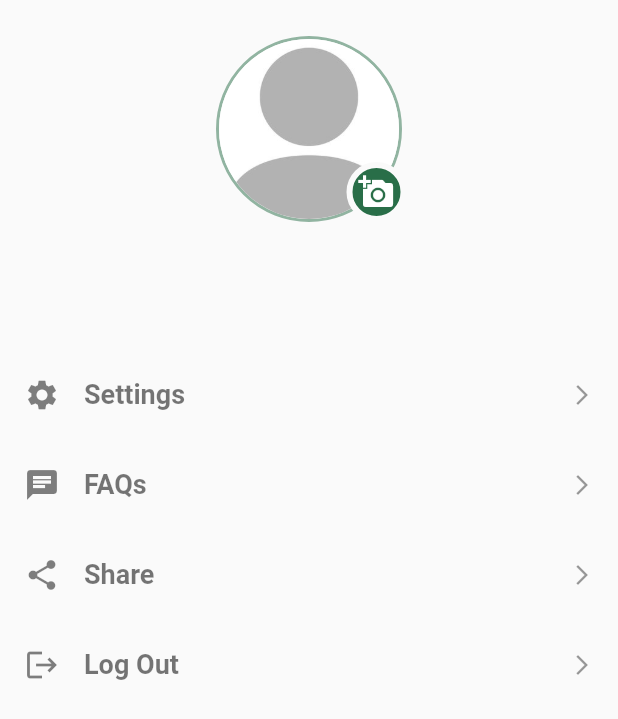
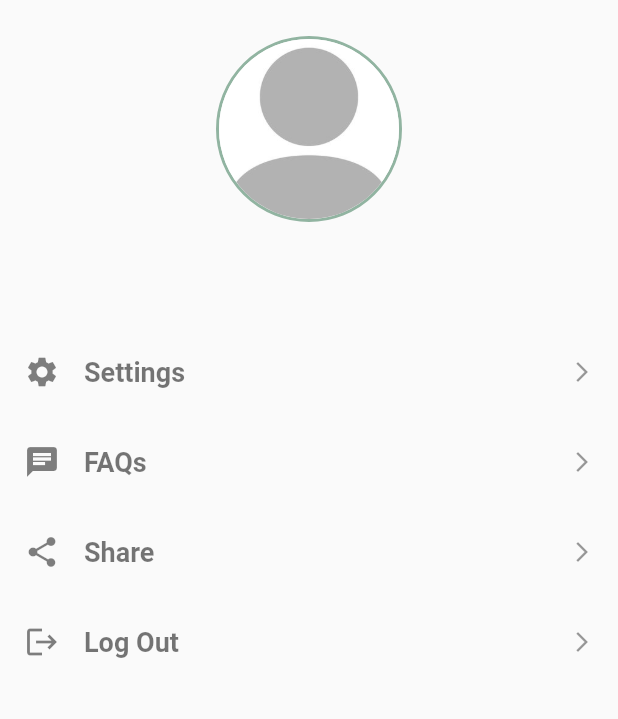
Before and after one commit to KoozCooz/HerbaLens, a Flutter app: the ProfilePage screen opened directly, on a phone screen of 412 x 824 dp. Shown: the top 719 px of the screen. Run offline on Flutter 3.47's test engine with Material 2 defaults, Android fonts, the phone set to English and light mode, and no system bars; our stand-ins replace animated_bottom_navigation_bar, firebase_auth, firebase_core, firebase_messaging, flutter_local_notifications, fluttertoast and 3 more; accounts and stored records are empty.

Commit message:
Edited profile part

```diff
--- a/herbalens/lib/ui/screens/Profile/profile_part.dart
+++ b/herbalens/lib/ui/screens/Profile/profile_part.dart
@@ -48,17 +48,13 @@ class _ProfilePageState extends State<ProfilePage> {
 
   @override
   Widget build(BuildContext context) {
-    Size size = MediaQuery.of(context).size;
     return WillPopScope(
       onWillPop: () async{
         return false;
       },
       child:Scaffold(
-      body: SingleChildScrollView(
-        child: Container(
+      body: Container(
         padding: const EdgeInsets.all(16),
-          height: size.height,
-          width: size.width,
         child: Column(
           children: [
             Padding(
@@ -81,32 +77,10 @@ class _ProfilePageState extends State<ProfilePage> {
                           'assets/images/default_profile.jpg'),
                     ),
                   ),
-                    Positioned(
-                      bottom: 0,
-                      right: 10,
-                      child: Container(
-                        height: 40,
-                        width: 40,
-                        decoration: BoxDecoration(
-                          shape: BoxShape.circle,
-                          border: Border.all(
-                            width: 4,
-                            color: Theme.of(context).scaffoldBackgroundColor,
-                          ),
-                          color: const Color.fromRGBO(41, 110, 72, 1),
-                        ),
-                        child: const Icon(
-                          Icons.add_a_photo,
-                          color: Colors.white,
-                        ),
-                      ),
-                    ),
                 ],
               ),
             ),
             const SizedBox(height: 8), // Add space after the Stack
-
-              // add plus button to change profile picture
 
             Text(
               //John Doe,
@@ -125,11 +99,9 @@ class _ProfilePageState extends State<ProfilePage> {
               ),
             ),
             const SizedBox(
-                height: 30.0,
+              height: 15.0,
             ),
             SizedBox(
-                height: size.height * .7,
-                width: size.width,
               child: Column(
                 crossAxisAlignment: CrossAxisAlignment.center,
                 children: [
@@ -183,7 +155,6 @@ class _ProfilePageState extends State<ProfilePage> {
         ),
       ),
     ),
-    ),
     );
   }
 }
```
Lines whose indentation alone changed are shown as unchanged.
